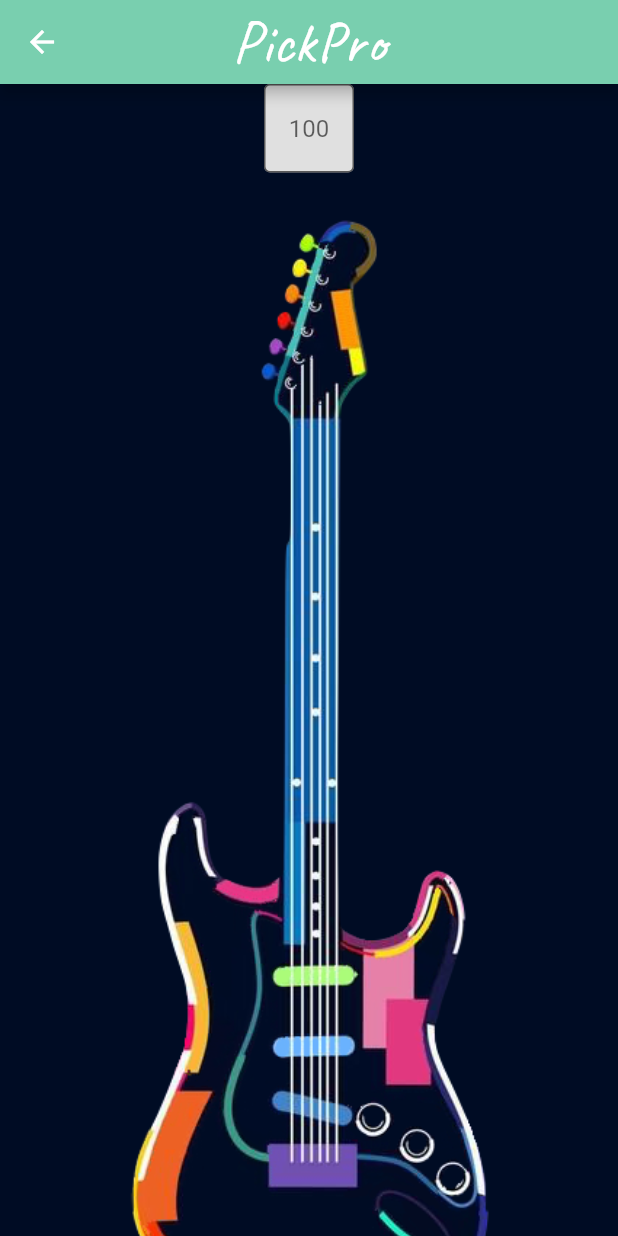
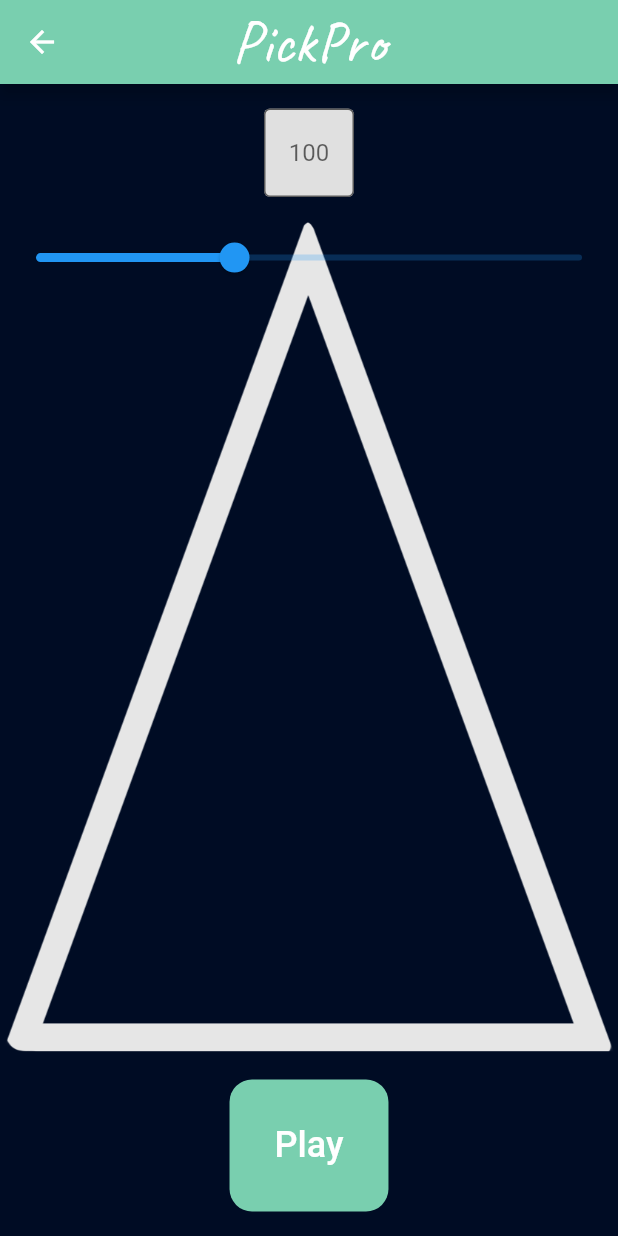
Before and after one commit to dtam43/pick_pro, a Flutter app: the Metronome screen opened by its route, on a phone screen of 412 x 824 dp. Run offline on Flutter 3.47's test engine with Material 2 defaults, Android fonts, the phone set to English and light mode, and no system bars; our stand-ins replace just_audio.

Commit message:
day 4
slider implementation for metronome
TODO for metronome:
- style slider
- modify metronome image
- add animation to metronome

```diff
--- a/pick_pro/lib/metronome.dart
+++ b/pick_pro/lib/metronome.dart
@@ -27,13 +27,6 @@ class _MetronomeState extends State<Metronome> {
     super.initState();
     player = AudioPlayer();
     player.setAsset('assets/sounds/metronome.mp3');
-  }
-
-  @override
-  void dispose() {
-    _controller.dispose();
-    player.dispose();
-    super.dispose();
   }
 
   void start() {
@@ -97,9 +90,23 @@ class _MetronomeState extends State<Metronome> {
                     },
                   ),
                 ),
-                Image.asset(
-                  'assets/images/guitar.png',
-                  fit: BoxFit.cover,
+                Stack(
+                  children: <Widget>[
+                    Image.asset(
+                      'assets/images/metronome.png',
+                      fit: BoxFit.cover,
+                    ),
+                    Slider(
+                      value: bpm.toDouble(),
+                      min: 20.0,
+                      max: 240.0,
+                      onChanged: (newValue) {
+                        setState(() {
+                          bpm = newValue.toInt();
+                        });
+                      },
+                    )
+                  ],
                 ),
                 TextButton(
                   style: ButtonStyle(
```
Also changed, not shown: pick_pro/assets/images/metronome.png (added).
